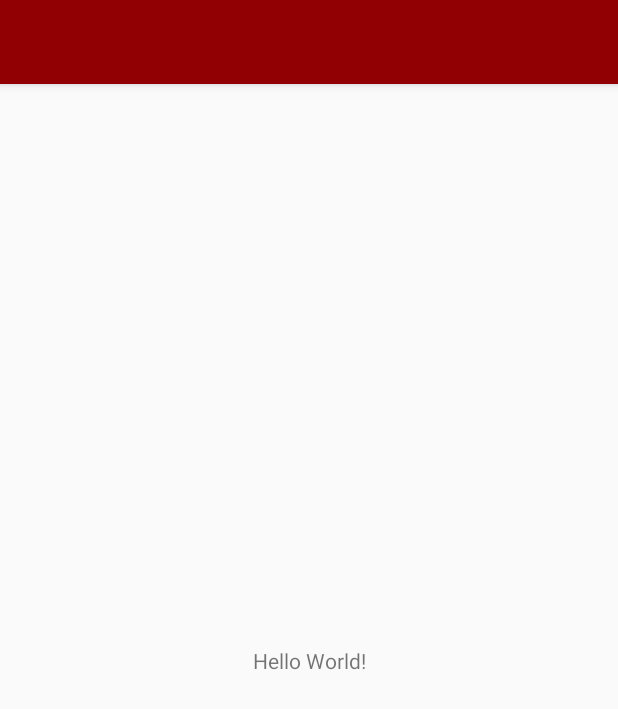
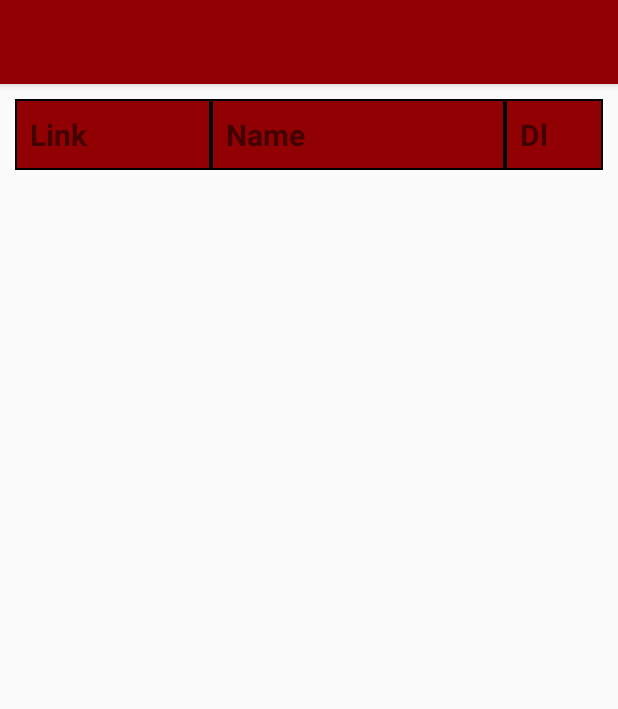
Before and after one commit to Inncee81/youtubeDl, an Android app: the screen it shows after launch (MainActivity), on a phone screen of 412 x 824 dp. Shown: the top 709 px of the screen. Run offline under Robolectric (Android 15) with nearby library versions, the phone set to English and light mode, and no system bars; libraries missing offline, so code that uses them is left out: com.chaquo.python, com.github.hiteshsondhi88.libffmpeg; 10 statements that could not run were skipped.

Commit message:
Add basic table to see content

```diff
--- a/app/src/main/java/com/njacquemin/youtubedl/MainActivity.kt
+++ b/app/src/main/java/com/njacquemin/youtubedl/MainActivity.kt
@@ -5,12 +5,26 @@ import android.os.Bundle
 import java.io.File
 import android.content.Intent
 import android.util.Log
+import android.widget.TableRow
+import android.widget.TextView
+import kotlinx.android.synthetic.main.activity_main.*
+
+private fun layoutParam(weight: Float): TableRow.LayoutParams {
+    return TableRow.LayoutParams(
+        0,
+        TableRow.LayoutParams.MATCH_PARENT,
+        weight
+    )
+}
 
 class MainActivity : AppCompatActivity() {
 
     override fun onCreate(savedInstanceState: Bundle?) {
         super.onCreate(savedInstanceState)
         setContentView(R.layout.activity_main)
+
+//        addRow("1", "1", true)
+//        addRow("1iuhsiusahuioasNAsisa", "iuhsadiubdsauidsa", false)
 
         val yt = YoutubeDownloader(this, null)
         yt.download("https://www.youtube.com/watch?v=BaW_jenozKc", File("sdcard", "test.mp3"))
@@ -38,4 +52,31 @@ class MainActivity : AppCompatActivity() {
             finish()
         }*/
     }
+
+    private fun addRow(link: String, name: String, downloaded: Boolean) {
+        val background = if (table.childCount % 2 == 1) R.drawable.content_cell_even else R.drawable.content_cell_odd
+        val newRow = TableRow(applicationContext)
+        val linkView = TextView(applicationContext).apply {
+            text = link
+            layoutParams = layoutParam(2.0f)
+            setBackgroundResource(background)
+            setPadding(10, 0, 0,0)
+        }
+        val nameView = TextView(applicationContext).apply {
+            text = name
+            layoutParams = layoutParam(3.0f)
+            setBackgroundResource(background)
+            setPadding(10, 0, 0,0)
+        }
+        val buttonView = TextView(applicationContext).apply {
+            text = if (downloaded) "Yes" else "No"
+            layoutParams = layoutParam(1.0f)
+            setBackgroundResource(background)
+            setPadding(10, 0, 0,0)
+        }
+        newRow.addView(linkView)
+        newRow.addView(nameView)
+        newRow.addView(buttonView)
+        table.addView(newRow)
+    }
 }
--- /dev/null
+++ b/app/src/main/res/drawable-v24/content_cell_even.xml
@@ -0,0 +1,7 @@
+<?xml version="1.0" encoding="utf-8"?>
+<shape
+        xmlns:android="http://schemas.android.com/apk/res/android"
+        android:shape= "rectangle"  >
+    <solid android:color="#cccccccc"/>
+    <stroke android:width="1dp"  android:color="@android:color/black"/>
+</shape>
--- /dev/null
+++ b/app/src/main/res/drawable-v24/content_cell_odd.xml
@@ -0,0 +1,7 @@
+<?xml version="1.0" encoding="utf-8"?>
+<shape
+        xmlns:android="http://schemas.android.com/apk/res/android"
+        android:shape= "rectangle"  >
+    <solid android:color="#aaaaaaaa"/>
+    <stroke android:width="1dp"  android:color="@android:color/black"/>
+</shape>
--- /dev/null
+++ b/app/src/main/res/drawable-v24/header_cell.xml
@@ -0,0 +1,7 @@
+<?xml version="1.0" encoding="utf-8"?>
+<shape
+        xmlns:android="http://schemas.android.com/apk/res/android"
+        android:shape= "rectangle"  >
+    <solid android:color="@color/colorPrimary"/>
+    <stroke android:width="1dp"  android:color="@android:color/black"/>
+</shape>
--- a/app/src/main/res/layout/activity_main.xml
+++ b/app/src/main/res/layout/activity_main.xml
@@ -1,19 +1,59 @@
 <?xml version="1.0" encoding="utf-8"?>
-<android.support.constraint.ConstraintLayout
+<RelativeLayout
         xmlns:android="http://schemas.android.com/apk/res/android"
         xmlns:tools="http://schemas.android.com/tools"
         xmlns:app="http://schemas.android.com/apk/res-auto"
         android:layout_width="match_parent"
         android:layout_height="match_parent"
+        android:layout_margin="10dp"
         tools:context=".MainActivity">
 
-    <TextView
-            android:layout_width="wrap_content"
+    <ScrollView
+            android:id="@+id/scroll_view"
+            android:layout_width="fill_parent"
             android:layout_height="wrap_content"
-            android:text="Hello World!"
-            app:layout_constraintBottom_toBottomOf="parent"
-            app:layout_constraintLeft_toLeftOf="parent"
-            app:layout_constraintRight_toRightOf="parent"
-            app:layout_constraintTop_toTopOf="parent"/>
+            android:scrollbars="vertical">
+        <TableLayout
+                android:id="@+id/table"
+                android:layout_alignParentTop="true"
+                android:layout_width="match_parent"
+                android:layout_height="wrap_content">
+            <TableRow>
+                <TextView
+                        android:id="@+id/title_link"
+                        android:layout_height="match_parent"
+                        android:layout_width="0dp"
+                        android:layout_weight="2"
+                        android:padding="10dp"
+                        android:text="Link"
+                        android:background="@drawable/header_cell"
+                        android:textStyle="bold"
+                        android:textAlignment="viewStart"
+                        android:textSize="20sp"/>
+                <TextView
+                        android:id="@+id/title_name"
+                        android:layout_height="match_parent"
+                        android:layout_width="0dp"
+                        android:layout_weight="3"
+                        android:padding="10dp"
+                        android:text="Name"
+                        android:background="@drawable/header_cell"
+                        android:textStyle="bold"
+                        android:textAlignment="viewStart"
+                        android:textSize="20sp"/>
+                <TextView
+                        android:id="@+id/title_button"
+                        android:layout_height="match_parent"
+                        android:layout_width="0dp"
+                        android:layout_weight="1"
+                        android:padding="10dp"
+                        android:text="Dl"
+                        android:background="@drawable/header_cell"
+                        android:textStyle="bold"
+                        android:textAlignment="viewStart"
+                        android:textSize="20sp"/>
+            </TableRow>
+        </TableLayout>
+    </ScrollView>
 
-</android.support.constraint.ConstraintLayout>
+</RelativeLayout>
```
